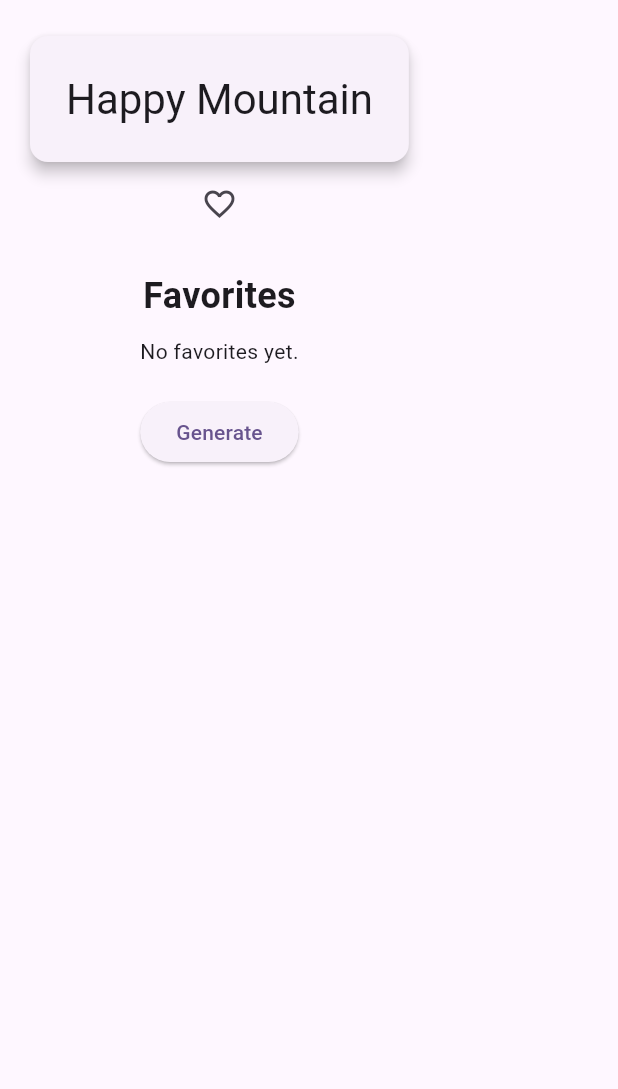
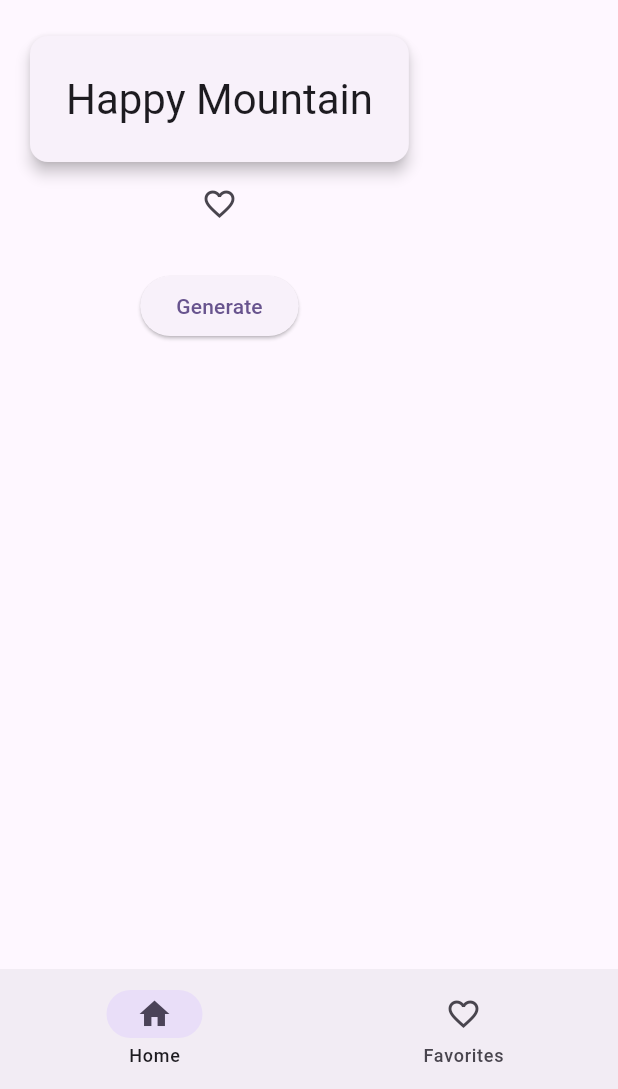
Before and after one commit to KhensaneM/WordPair, a Flutter app: the screen it shows after launch, on a phone screen of 412 x 824 dp, the part 147-1236 px from its top. Run offline on Flutter 3.47's test engine with Material 3 defaults, Android fonts, the phone set to English and light mode, and no system bars.

Commit message:
Add home and favorites navigation

```diff
--- a/lib/main.dart
+++ b/lib/main.dart
@@ -61,6 +61,8 @@ class _MyHomePageState extends State<MyHomePage> {
 
   final List<String> favorites = [];
 
+  int selectedIndex = 0;
+
   void generateWordPair() {
     final random = Random();
 
@@ -94,7 +96,8 @@ class _MyHomePageState extends State<MyHomePage> {
         title: Text(widget.title),
       ),
 
-      body: SingleChildScrollView(
+      body: selectedIndex == 0
+          ? SingleChildScrollView(
               padding: const EdgeInsets.all(16),
               child: Column(
                 children: [
@@ -118,37 +121,49 @@ class _MyHomePageState extends State<MyHomePage> {
 
                   const SizedBox(height: 20),
 
-            const Text(
-              'Favorites',
-              style: TextStyle(
-                fontSize: 24,
-                fontWeight: FontWeight.bold,
-              ),
-            ),
-
-            const SizedBox(height: 10),
-
-            favorites.isEmpty
-                ? const Text(
-                    'No favorites yet.',
-                  )
-                : Column(
-                    children: favorites.map((favorite) {
-                      return ListTile(
-                        leading: const Icon(Icons.favorite),
-                        title: Text(favorite),
-                      );
-                    }).toList(),
-                  ),
-
-            const SizedBox(height: 20),
-
                   ElevatedButton(
                     onPressed: generateWordPair,
                     child: const Text('Generate'),
                   ),
                 ],
               ),
+            )
+          : favorites.isEmpty
+              ? const Center(
+                  child: Text(
+                    'No favorites yet.',
+                    style: TextStyle(fontSize: 18),
+                  ),
+                )
+              : ListView.builder(
+                  itemCount: favorites.length,
+                  itemBuilder: (context, index) {
+                    return ListTile(
+                      leading: const Icon(Icons.favorite),
+                      title: Text(favorites[index]),
+                    );
+                  },
+                ),
+
+      bottomNavigationBar: NavigationBar(
+        selectedIndex: selectedIndex,
+        onDestinationSelected: (index) {
+          setState(() {
+            selectedIndex = index;
+          });
+        },
+        destinations: const [
+          NavigationDestination(
+            icon: Icon(Icons.home_outlined),
+            selectedIcon: Icon(Icons.home),
+            label: 'Home',
+          ),
+          NavigationDestination(
+            icon: Icon(Icons.favorite_border),
+            selectedIcon: Icon(Icons.favorite),
+            label: 'Favorites',
+          ),
+        ],
       ),
     );
   }
```
Lines whose indentation alone changed are shown as unchanged.
